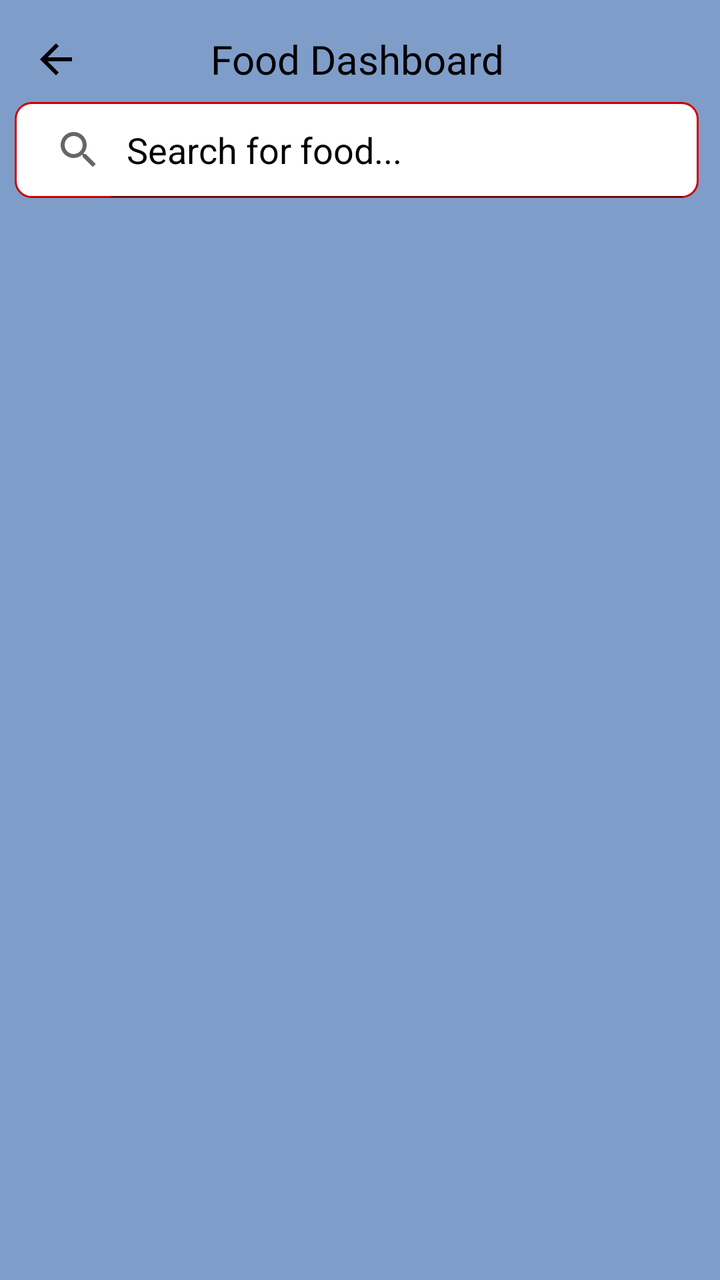
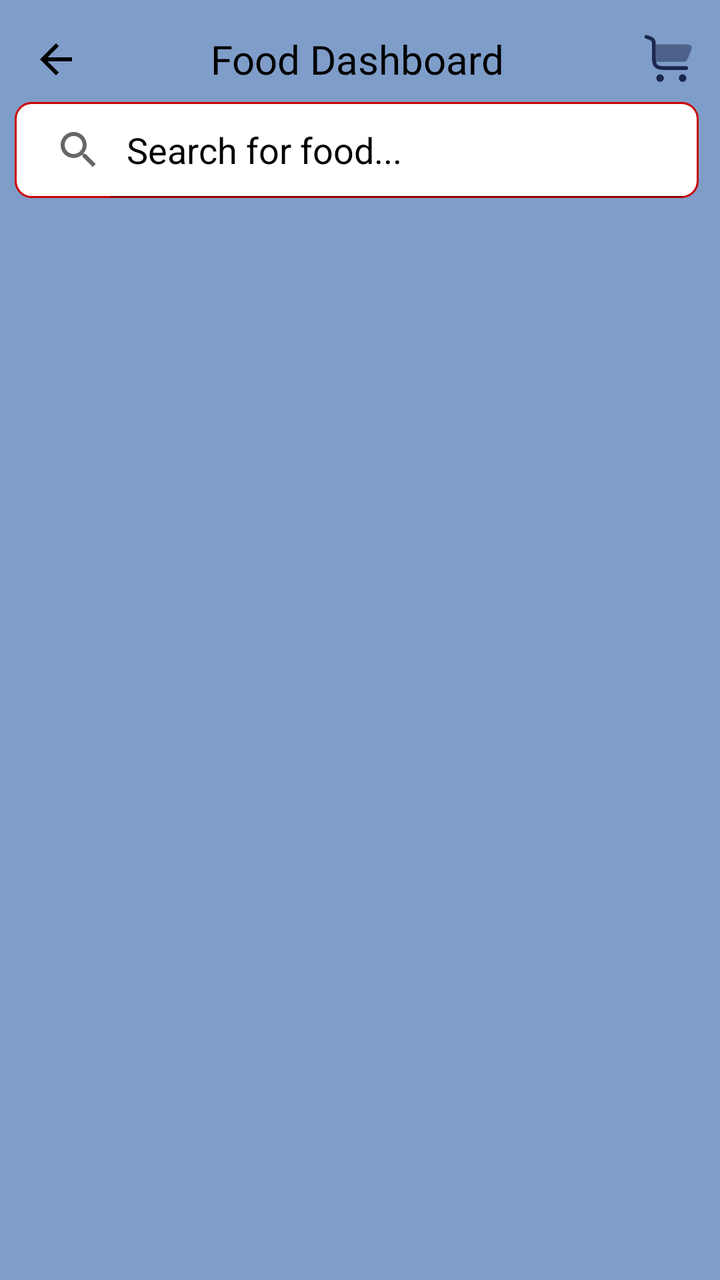

Screens rendered from an Android XML layout before and after an edit, with the pre-edit source and the edit as a unified diff.
<!-- AndroidManifest.xml: application theme Theme.Pricematch -->
<!-- res/layout/activity_food_dashboard.xml -->
<?xml version="1.0" encoding="utf-8"?>
<androidx.constraintlayout.widget.ConstraintLayout
    xmlns:android="http://schemas.android.com/apk/res/android"
    xmlns:app="http://schemas.android.com/apk/res-auto"
    xmlns:tools="http://schemas.android.com/tools"
    android:layout_width="match_parent"
    android:layout_height="match_parent"
    android:background="@color/mainColor"
    tools:context=".FoodDashboardActivity">

    
    <androidx.constraintlayout.widget.Guideline
        android:id="@+id/guideline_left"
        android:layout_width="wrap_content"
        android:layout_height="wrap_content"
        android:orientation="vertical"
        app:layout_constraintGuide_percent="0.02" />

    
    <androidx.constraintlayout.widget.Guideline
        android:id="@+id/guideline_right"
        android:layout_width="wrap_content"
        android:layout_height="wrap_content"
        android:orientation="vertical"
        app:layout_constraintGuide_percent="0.97" />

    
    <TextView
        android:id="@+id/welcomeName"
        android:layout_width="wrap_content"
        android:layout_height="wrap_content"
        android:layout_marginTop="16dp"
        android:fontFamily="@font/goudy_book"
        android:gravity="center_horizontal"
        android:text="Food Dashboard"
        android:textColor="@color/black"
        android:textSize="20sp"
        app:layout_constraintEnd_toEndOf="@id/guideline_right"
        app:layout_constraintStart_toStartOf="@id/guideline_left"
        app:layout_constraintTop_toTopOf="parent" />

    
    <ImageView
        android:id="@+id/btnBack"
        android:layout_width="wrap_content"
        android:layout_height="wrap_content"
        android:layout_marginStart="16dp"
        app:layout_constraintBottom_toBottomOf="@+id/welcomeName"
        app:layout_constraintStart_toStartOf="parent"
        app:layout_constraintTop_toTopOf="@+id/welcomeName"
        app:srcCompat="@drawable/vector_back" />

    <SearchView
        android:id="@+id/searchView"
        android:layout_width="0dp"
        android:layout_height="wrap_content"
        android:layout_marginTop="8dp"
        android:background="@drawable/button_border"
        android:iconifiedByDefault="false"
        android:queryHint="Search for food..."
        android:theme="@style/CustomSearchView"
        app:layout_constraintStart_toStartOf="@id/guideline_left"
        app:layout_constraintEnd_toEndOf="@id/guideline_right"
        app:layout_constraintTop_toBottomOf="@id/welcomeName" />

    
    <androidx.recyclerview.widget.RecyclerView
        android:id="@+id/recyclerView"
        android:layout_width="0dp"
        android:layout_height="0dp"
        android:layout_marginTop="8dp"
        app:layout_constraintStart_toStartOf="@id/guideline_left"
        app:layout_constraintEnd_toEndOf="@id/guideline_right"
        app:layout_constraintTop_toBottomOf="@id/searchView"
        app:layout_constraintBottom_toBottomOf="parent"/>


    

</androidx.constraintlayout.widget.ConstraintLayout>
<!-- resources referenced by this layout -->
<resources>
  <color name="black">#000000</color>
  <color name="mainColor">#7F9DC9</color>
  <!-- drawable button_border (drawable) -->
  <?xml version="1.0" encoding="utf-8"?>
  <shape xmlns:android="http://schemas.android.com/apk/res/android"
      android:shape="rectangle">
      <solid android:color="@android:color/white" />
      <corners android:radius="8dp" />
      <stroke android:width="1dp"
          android:color="@android:color/holo_red_dark" />
  </shape>
  <!-- drawable vector_back (drawable) -->
  <vector xmlns:android="http://schemas.android.com/apk/res/android" android:autoMirrored="true" android:height="24dp" android:tint="#000000" android:viewportHeight="24" android:viewportWidth="24" android:width="24dp">
        
      <path android:fillColor="@android:color/white" android:pathData="M20,11H7.83l5.59,-5.59L12,4l-8,8 8,8 1.41,-1.41L7.83,13H20v-2z"/>
      
  </vector>
  <style name="CustomSearchView" parent="Widget.AppCompat.SearchView">
          
          <item name="android:textColorHint">@color/black</item>
          
          <item name="android:textColor">@color/black</item>
          
          <item name="closeIconTint">@color/black</item>
      </style>
  <style name="Theme.Pricematch" parent="Theme.MaterialComponents.Light.NoActionBar">
          
          <item name="colorPrimary">@color/purple_500</item>
          <item name="colorPrimaryVariant">@color/purple_700</item>
          <item name="colorOnPrimary">@color/white</item>
  
          
          <item name="colorSecondary">@color/teal_200</item>
          <item name="colorSecondaryVariant">@color/teal_700</item>
          <item name="colorOnSecondary">@color/black</item>
  
          
          <item name="android:statusBarColor">?attr/colorPrimaryVariant</item>
  
          
          <item name="windowActionBar">false</item>
          <item name="windowNoTitle">true</item>
      </style>
  <color name="purple_500">#6200EE</color>
  <color name="purple_700">#3700B3</color>
  <color name="white">#FFFFFF</color>
  <color name="teal_200">#03DAC5</color>
  <color name="teal_700">#018786</color>
</resources>

<!-- the commit's change to res/layout/activity_food_dashboard.xml (unified diff, before → after) -->
@@ -50,6 +50,17 @@
         app:layout_constraintTop_toTopOf="@+id/welcomeName"
         app:srcCompat="@drawable/vector_back" />
 
+    <ImageView
+        android:id="@+id/idCartFactor"
+        android:layout_width="30dp"
+        android:layout_height="30dp"
+        app:layout_constraintBottom_toBottomOf="@+id/welcomeName"
+        app:layout_constraintEnd_toEndOf="parent"
+        app:layout_constraintHorizontal_bias="0.88"
+        app:layout_constraintStart_toEndOf="@+id/welcomeName"
+        app:layout_constraintTop_toTopOf="@+id/welcomeName"
+        app:srcCompat="@drawable/cart" />
+
     <SearchView
         android:id="@+id/searchView"
         android:layout_width="0dp"
<!-- resource entries referenced after the edit -->
@@ -11,6 +11,28 @@
       <stroke android:width="1dp"
           android:color="@android:color/holo_red_dark" />
   </shape>
+  <!-- drawable cart (drawable) -->
+  <vector xmlns:android="http://schemas.android.com/apk/res/android"
+      android:width="800dp"
+      android:height="800dp"
+      android:viewportWidth="24"
+      android:viewportHeight="24">
+    <path
+        android:pathData="M1.289,2.763C1.42,2.37 1.844,2.157 2.237,2.288L2.502,2.377C2.515,2.381 2.529,2.386 2.542,2.39C3.168,2.599 3.697,2.775 4.114,2.969C4.556,3.175 4.94,3.43 5.231,3.834C5.522,4.237 5.643,4.682 5.698,5.167C5.75,5.623 5.75,6.181 5.75,6.841L5.75,9.5C5.75,10.935 5.752,11.936 5.853,12.692C5.952,13.426 6.132,13.814 6.409,14.091C6.686,14.368 7.075,14.548 7.808,14.647C8.564,14.748 9.565,14.75 11,14.75H18C18.414,14.75 18.75,15.086 18.75,15.5C18.75,15.914 18.414,16.25 18,16.25H10.945C9.578,16.25 8.475,16.25 7.608,16.133C6.708,16.012 5.95,15.753 5.349,15.152C4.747,14.55 4.488,13.792 4.367,12.892C4.25,12.025 4.25,10.922 4.25,9.555L4.25,6.883C4.25,6.17 4.249,5.698 4.208,5.337C4.169,4.995 4.101,4.83 4.014,4.711C3.928,4.591 3.793,4.474 3.481,4.329C3.152,4.176 2.704,4.025 2.028,3.8L1.763,3.711C1.37,3.58 1.158,3.156 1.289,2.763Z"
+        android:fillColor="#1C274C"
+        android:fillType="evenOdd"/>
+    <path
+        android:pathData="M5.745,6C5.75,6.259 5.75,6.54 5.75,6.841L5.75,9.5C5.75,10.935 5.752,11.936 5.853,12.692C5.868,12.802 5.885,12.905 5.903,13H16.022C16.982,13 17.461,13 17.837,12.752C18.213,12.505 18.402,12.064 18.779,11.182L19.208,10.182C20.018,8.293 20.422,7.349 19.978,6.674C19.533,6 18.506,6 16.451,6H5.745Z"
+        android:strokeAlpha="0.5"
+        android:fillColor="#1C274C"
+        android:fillAlpha="0.5"/>
+    <path
+        android:pathData="M7.5,18C8.328,18 9,18.672 9,19.5C9,20.328 8.328,21 7.5,21C6.672,21 6,20.328 6,19.5C6,18.672 6.672,18 7.5,18Z"
+        android:fillColor="#1C274C"/>
+    <path
+        android:pathData="M18,19.5C18,18.672 17.328,18 16.5,18C15.672,18 15,18.672 15,19.5C15,20.329 15.672,21 16.5,21C17.328,21 18,20.329 18,19.5Z"
+        android:fillColor="#1C274C"/>
+  </vector>
   <!-- drawable vector_back (drawable) -->
   <vector xmlns:android="http://schemas.android.com/apk/res/android" android:autoMirrored="true" android:height="24dp" android:tint="#000000" android:viewportHeight="24" android:viewportWidth="24" android:width="24dp">
         
